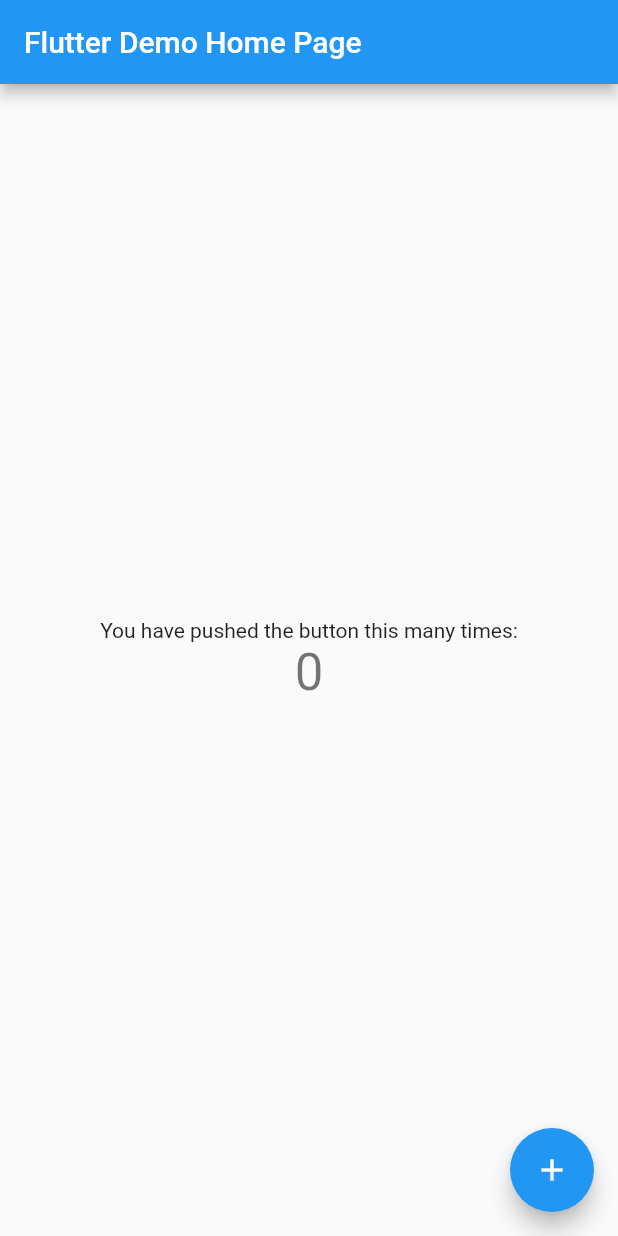
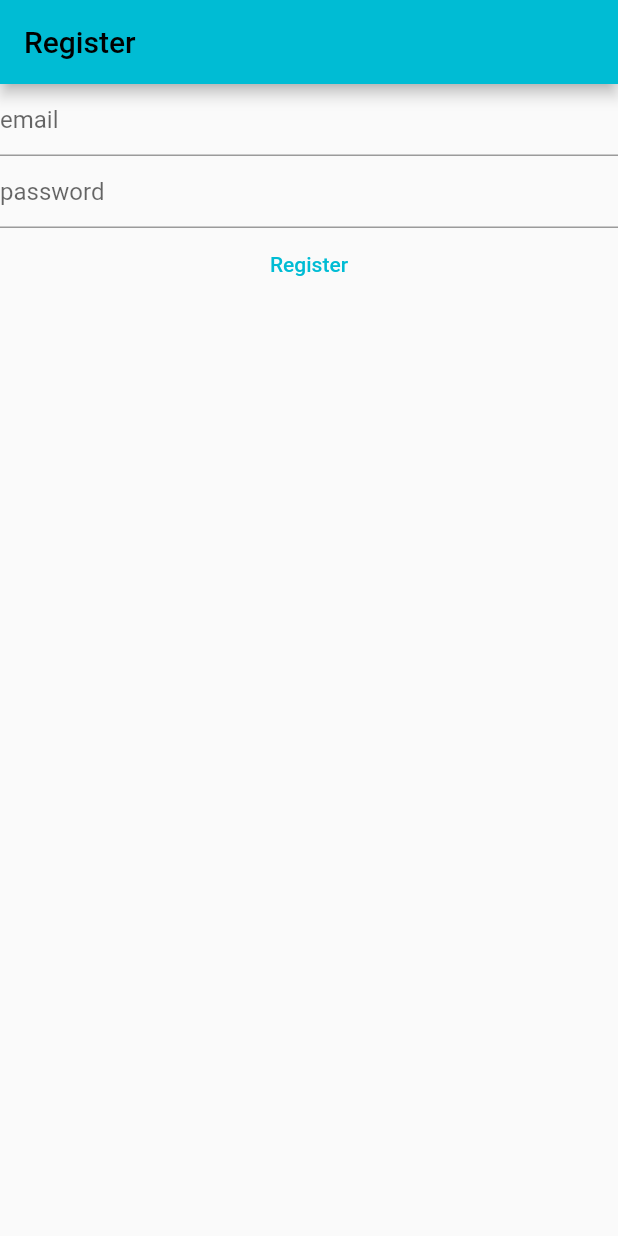
Before and after one commit to jfox-antorcha/mynotes, a Flutter app: the screen it shows after launch, on a phone screen of 412 x 824 dp. Run offline on Flutter 3.47's test engine with Material 2 defaults, Android fonts, the phone set to English and light mode, and no system bars; our stand-ins replace firebase_auth, firebase_core; accounts and stored records are empty; generated files the repository leaves out were written again.

Commit message:
feat: firebase init/config & register basics

```diff
--- a/lib/main.dart
+++ b/lib/main.dart
@@ -1,115 +1,89 @@
 import 'package:flutter/material.dart';
+import 'package:firebase_core/firebase_core.dart';
+import 'package:firebase_auth/firebase_auth.dart';
+import 'firebase_options.dart';
 
 void main() {
-  runApp(const MyApp());
+  runApp(MaterialApp(
+    title: 'My Notes',
+    theme: ThemeData(
+      primarySwatch: Colors.cyan,
+    ),
+    home: const HomePage(),
+  ));
 }
 
-class MyApp extends StatelessWidget {
-  const MyApp({super.key});
+class HomePage extends StatefulWidget {
+  const HomePage({super.key});
 
-  // This widget is the root of your application.
   @override
-  Widget build(BuildContext context) {
-    return MaterialApp(
-      title: 'Flutter Demo',
-      theme: ThemeData(
-        // This is the theme of your application.
-        //
-        // Try running your application with "flutter run". You'll see the
-        // application has a blue toolbar. Then, without quitting the app, try
-        // changing the primarySwatch below to Colors.green and then invoke
-        // "hot reload" (press "r" in the console where you ran "flutter run",
-        // or simply save your changes to "hot reload" in a Flutter IDE).
-        // Notice that the counter didn't reset back to zero; the application
-        // is not restarted.
-        primarySwatch: Colors.blue,
-      ),
-      home: const MyHomePage(title: 'Flutter Demo Home Page'),
-    );
-  }
+  State<HomePage> createState() => _HomePageState();
 }
 
-class MyHomePage extends StatefulWidget {
-  const MyHomePage({super.key, required this.title});
-
-  // This widget is the home page of your application. It is stateful, meaning
-  // that it has a State object (defined below) that contains fields that affect
-  // how it looks.
-
-  // This class is the configuration for the state. It holds the values (in this
-  // case the title) provided by the parent (in this case the App widget) and
-  // used by the build method of the State. Fields in a Widget subclass are
-  // always marked "final".
-
-  final String title;
+class _HomePageState extends State<HomePage> {
+  late final TextEditingController _email;
+  late final TextEditingController _password;
 
   @override
-  State<MyHomePage> createState() => _MyHomePageState();
+  void initState() {
+    _email = TextEditingController();
+    _password = TextEditingController();
+    super.initState();
   }
 
-class _MyHomePageState extends State<MyHomePage> {
-  int _counter = 0;
-
-  void _incrementCounter() {
-    setState(() {
-      // This call to setState tells the Flutter framework that something has
-      // changed in this State, which causes it to rerun the build method below
-      // so that the display can reflect the updated values. If we changed
-      // _counter without calling setState(), then the build method would not be
-      // called again, and so nothing would appear to happen.
-      _counter++;
-    });
+  @override
+  void dispose() {
+    _email.dispose();
+    _password.dispose();
+    super.dispose();
   }
 
   @override
   Widget build(BuildContext context) {
-    // This method is rerun every time setState is called, for instance as done
-    // by the _incrementCounter method above.
-    //
-    // The Flutter framework has been optimized to make rerunning build methods
-    // fast, so that you can just rebuild anything that needs updating rather
-    // than having to individually change instances of widgets.
     return Scaffold(
         appBar: AppBar(
-        // Here we take the value from the MyHomePage object that was created by
-        // the App.build method, and use it to set our appbar title.
-        title: Text(widget.title),
+          title: const Text('Register'),
         ),
-      body: Center(
-        // Center is a layout widget. It takes a single child and positions it
-        // in the middle of the parent.
-        child: Column(
-          // Column is also a layout widget. It takes a list of children and
-          // arranges them vertically. By default, it sizes itself to fit its
-          // children horizontally, and tries to be as tall as its parent.
-          //
-          // Invoke "debug painting" (press "p" in the console, choose the
-          // "Toggle Debug Paint" action from the Flutter Inspector in Android
-          // Studio, or the "Toggle Debug Paint" command in Visual Studio Code)
-          // to see the wireframe for each widget.
-          //
-          // Column has various properties to control how it sizes itself and
-          // how it positions its children. Here we use mainAxisAlignment to
-          // center the children vertically; the main axis here is the vertical
-          // axis because Columns are vertical (the cross axis would be
-          // horizontal).
-          mainAxisAlignment: MainAxisAlignment.center,
-          children: <Widget>[
-            const Text(
-              'You have pushed the button this many times:',
+        body: FutureBuilder(
+          future: Firebase.initializeApp(
+            options: DefaultFirebaseOptions.currentPlatform,
           ),
-            Text(
-              '$_counter',
-              style: Theme.of(context).textTheme.headline4,
+          builder: (context, snapshot) {
+            switch (snapshot.connectionState) {
+              case ConnectionState.done:
+                return Column(
+                  children: [
+                    TextField(
+                      controller: _email,
+                      autocorrect: false,
+                      enableSuggestions: false,
+                      keyboardType: TextInputType.emailAddress,
+                      decoration: const InputDecoration(hintText: 'email'),
+                    ),
+                    TextField(
+                      controller: _password,
+                      obscureText: true,
+                      autocorrect: false,
+                      enableSuggestions: false,
+                      decoration: const InputDecoration(hintText: 'password'),
+                    ),
+                    TextButton(
+                      onPressed: () async {
+                        final email = _email.text;
+                        final password = _password.text;
+                        final userCredentials = await FirebaseAuth.instance
+                            .createUserWithEmailAndPassword(
+                                email: email, password: password);
+                        print(userCredentials);
+                      },
+                      child: const Text('Register'),
                     ),
                   ],
-        ),
-      ),
-      floatingActionButton: FloatingActionButton(
-        onPressed: _incrementCounter,
-        tooltip: 'Increment',
-        child: const Icon(Icons.add),
-      ), // This trailing comma makes auto-formatting nicer for build methods.
                 );
+              default:
+                return const Text('Loading...');
+            }
+          },
+        ));
   }
 }
```
Also changed, not shown: 6 other files. Lines whose indentation alone changed are shown as unchanged.
